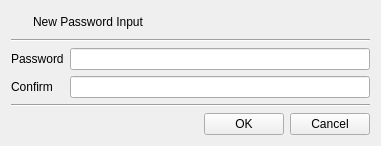
The window that CertMan/new_passwd_dlg.ui (jykim74/CertMan) describes before a commit, drawn with Qt 5.
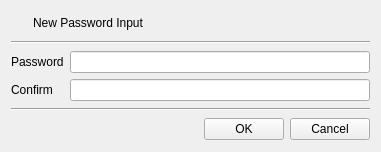
The same window after the commit. Icons and pictures are not drawn.

What changed in the file:
```diff
--- a/CertMan/new_passwd_dlg.ui
+++ b/CertMan/new_passwd_dlg.ui
@@ -7,7 +7,7 @@
     <x>0</x>
     <y>0</y>
     <width>376</width>
-    <height>142</height>
+    <height>152</height>
    </rect>
   </property>
   <property name="windowTitle">
```
Left out of the diff: 7 changed lines with no effect on the pictures.
